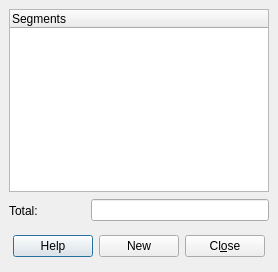
Above: qgis/src/ui/qgsmeasurebase.ui from sourcepole/qgis before the change. Below: the same form after it.
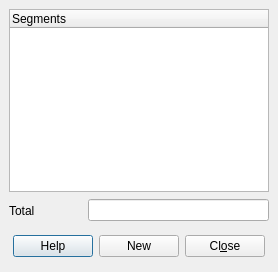
That is the form after the change. Icons and pictures are not drawn.

```diff
--- a/qgis/src/ui/qgsmeasurebase.ui
+++ b/qgis/src/ui/qgsmeasurebase.ui
@@ -1,11 +1,11 @@
 <ui version="4.0" >
  <class>QgsMeasureBase</class>
- <widget class="QDialog" name="QgsMeasureBase" >
-  <property name="geometry" >
+ <widget class="QDialog" name="QgsMeasureBase">
+  <property name="geometry">
    <rect>
     <x>0</x>
     <y>0</y>
-    <width>252</width>
+    <width>275</width>
     <height>272</height>
    </rect>
   </property>
@@ -62,10 +62,10 @@
      </property>
     </spacer>
    </item>
-   <item row="1" column="0" >
-    <widget class="QLabel" name="textLabel2" >
-     <property name="text" >
-      <string>Total:</string>
+   <item row="1" column="0">
+    <widget class="QLabel" name="textLabel2">
+     <property name="text">
+      <string>Total</string>
      </property>
      <property name="buddy" >
       <cstring>editTotal</cstring>
@@ -105,6 +105,19 @@
        </property>
       </widget>
      </item>
+     <item>
+      <spacer name="horizontalSpacer">
+       <property name="orientation">
+        <enum>Qt::Horizontal</enum>
+       </property>
+       <property name="sizeHint" stdset="0">
+        <size>
+         <width>40</width>
+         <height>20</height>
+        </size>
+       </property>
+      </spacer>
+     </item>
      <item>
       <spacer>
        <property name="orientation" >
@@ -139,7 +152,7 @@
    </item>
   </layout>
  </widget>
- <layoutdefault spacing="6" margin="11" />
+ <layoutdefault spacing="6" margin="11"/>
  <resources/>
  <connections/>
 </ui>
```
Left out of the diff: 77 changed lines with no effect on the pictures.
